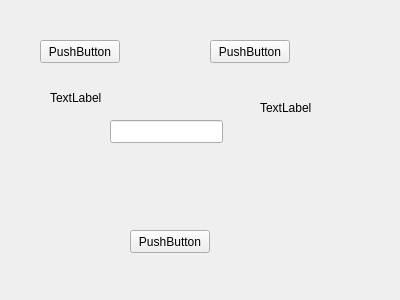
dedm1/playl, file widget.ui: the form before one commit.
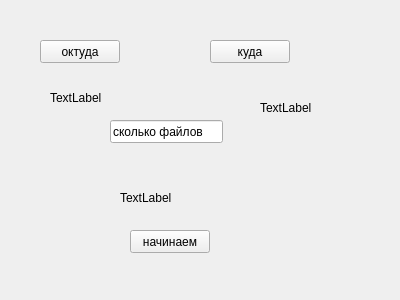
The form after the commit.

Diff of the .ui file:
```diff
--- a/widget.ui
+++ b/widget.ui
@@ -23,7 +23,7 @@
     </rect>
    </property>
    <property name="text">
-    <string>PushButton</string>
+    <string>октуда</string>
    </property>
   </widget>
   <widget class="QPushButton" name="pushButton_2">
@@ -36,7 +36,7 @@
     </rect>
    </property>
    <property name="text">
-    <string>PushButton</string>
+    <string>куда</string>
    </property>
   </widget>
   <widget class="QLineEdit" name="lineEdit">
@@ -48,6 +48,9 @@
      <height>23</height>
     </rect>
    </property>
+   <property name="text">
+    <string>сколько файлов</string>
+   </property>
   </widget>
   <widget class="QPushButton" name="pushButton_3">
    <property name="geometry">
@@ -59,7 +62,7 @@
     </rect>
    </property>
    <property name="text">
-    <string>PushButton</string>
+    <string>начинаем</string>
    </property>
   </widget>
   <widget class="QLabel" name="label">
@@ -88,6 +91,19 @@
     <string>TextLabel</string>
    </property>
   </widget>
+  <widget class="QLabel" name="label_3">
+   <property name="geometry">
+    <rect>
+     <x>120</x>
+     <y>190</y>
+     <width>59</width>
+     <height>15</height>
+    </rect>
+   </property>
+   <property name="text">
+    <string>TextLabel</string>
+   </property>
+  </widget>
  </widget>
  <layoutdefault spacing="6" margin="11"/>
  <resources/>
```
